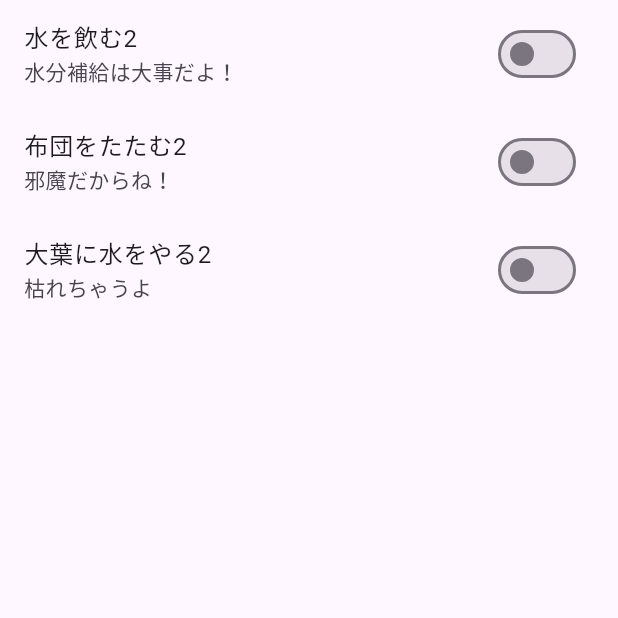
After one commit to hiro259/tickroll, a Flutter app: the screen it shows after launch, after a tap on "TickRoll", on a phone screen of 412 x 824 dp, the top half of it. The commit adds this screen. Run offline on Flutter 3.47's test engine with Material 3 defaults, Android fonts, the phone set to English and light mode, and no system bars.

Commit message:
create TickRoll.dart

```diff
--- /dev/null
+++ b/lib/TickRoll.dart
@@ -0,0 +1,55 @@
+import 'package:flutter/material.dart';
+import 'package:flutter/widgets.dart';
+
+class TickRoll extends StatefulWidget {
+  @override
+  State<TickRoll> createState() => _TickRoll();
+}
+
+class TickData {
+  String title;
+  bool value;
+  String detail;
+
+  TickData({
+    required this.title,
+    required this.value,
+    required this.detail,
+  });
+}
+
+class _TickRoll extends State<TickRoll> {
+  List<TickData> TickDataList = [];
+
+  _TickRoll() {
+    print('MyHomePageState Start');
+    TickDataList.add(
+        TickData(title: '水を飲む2', value: false, detail: '水分補給は大事だよ！'));
+    TickDataList.add(
+        TickData(title: '布団をたたむ2', value: false, detail: '邪魔だからね！'));
+    TickDataList.add(
+        TickData(title: '大葉に水をやる2', value: false, detail: '枯れちゃうよ'));
+  }
+
+  @override
+  Widget build(BuildContext context) {
+    return Scaffold(
+      body: Center(
+          child: ListView.builder(
+        itemCount: TickDataList.length,
+        itemBuilder: (context, index) {
+          return SwitchListTile(
+            title: Text(TickDataList[index].title),
+            value: TickDataList[index].value,
+            subtitle: Text(TickDataList[index].detail),
+            onChanged: (bool newValue) {
+              setState(() {
+                TickDataList[index].value = newValue;
+              });
+            },
+          );
+        },
+      )),
+    );
+  }
+}
--- a/lib/main.dart
+++ b/lib/main.dart
@@ -1,4 +1,5 @@
 import 'package:flutter/material.dart';
+import 'package:tickroll/TickRoll.dart';
 
 void main() {
   runApp(const MyApp());
@@ -61,6 +62,17 @@ class _MyHomePageState extends State<MyHomePage> {
       appBar: AppBar(
         backgroundColor: Theme.of(context).colorScheme.inversePrimary,
         title: Text(widget.title),
+        actions: [
+          TextButton(
+              onPressed: () {
+                //バチバチに眠いので寝ます。あしたはここからjankenアプリを作ります。
+                Navigator.push(
+                  context,
+                  MaterialPageRoute(builder: (context) => TickRoll()),
+                );
+              },
+              child: Text('TickRoll')),
+        ],
       ),
       body: Center(
         child: ListView.builder(
@@ -77,7 +89,8 @@ class _MyHomePageState extends State<MyHomePage> {
               },
             );
           },
-      )),
+        ),
+      ),
     );
   }
 }
```
Lines whose indentation alone changed are shown as unchanged.
